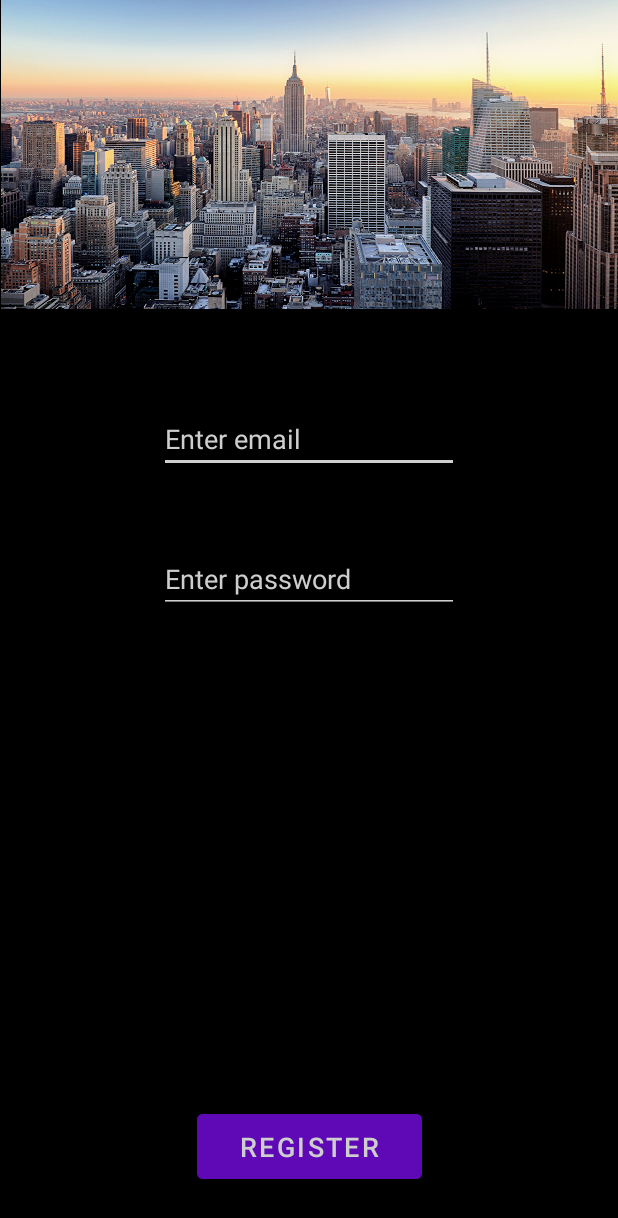
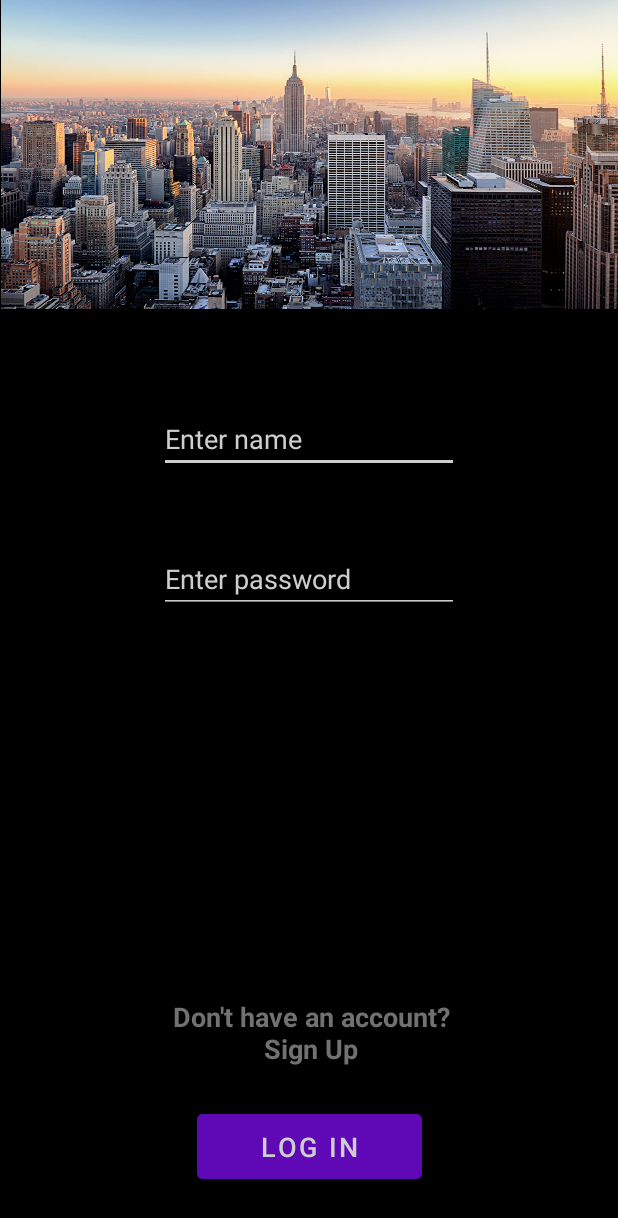
Before and after one commit to nevereverlie/Headway-Rhythm-Project-Mobile, an Android app: the layout activity_log_in.xml on its own in the app's theme, with its tools: preview values and no code run, on a phone screen of 412 x 824 dp. Shown: the top 1218 px of the screen. Run offline under Robolectric (Android 15) with nearby library versions, the phone set to English and light mode, and no system bars; network calls fail.

Commit message:
Implemented user registration and login

```diff
--- a/app/src/main/AndroidManifest.xml
+++ b/app/src/main/AndroidManifest.xml
@@ -16,13 +16,17 @@
         android:supportsRtl="true"
         android:theme="@style/AppTheme">
 
-        <activity android:name=".ui.MainActivity">
+        <activity android:name=".ui.LoginActivity">
             <intent-filter>
                 <action android:name="android.intent.action.MAIN" />
 
                 <category android:name="android.intent.category.LAUNCHER" />
             </intent-filter>
         </activity>
+
+        <activity android:name=".ui.MainActivity" />
+
+        <activity android:name=".ui.SignUpActivity" />
 
         <activity android:name=".ui.ProfileActivity" />
 
--- a/app/src/main/java/com/blincheck/headwayrhythmproject/presenter/BasePresenter.kt
+++ b/app/src/main/java/com/blincheck/headwayrhythmproject/presenter/BasePresenter.kt
@@ -22,7 +22,7 @@ abstract class BasePresenter<V : BaseView>() {
         view = null
     }
 
-    fun onError(error: Throwable) {
+    open fun onError(error: Throwable) {
         Log.d("FNP", "Error: $error")
     }
 }
--- a/app/src/main/res/layout/registration_screen.xml
+++ b/app/src/main/res/layout/activity_log_in.xml
@@ -17,21 +17,20 @@
         app:srcCompat="@drawable/profile_background_temp" />
 
     <EditText
-        android:id="@+id/emailEditText"
-        android:inputType="textEmailAddress"
+        android:id="@+id/nameEditText"
+        android:layout_width="200dp"
+        android:layout_height="wrap_content"
+        android:layout_marginLeft="4dp"
+        android:layout_marginTop="64dp"
+        android:layout_marginRight="4dp"
+        android:backgroundTint="#CFCECE"
+        android:hint="Enter name"
+        android:inputType="text"
         android:textColor="#CFCECE"
         android:textColorHint="#CFCECE"
-        android:backgroundTint="#CFCECE"
-        android:layout_width="200dp"
-        android:layout_height="wrap_content"
-        android:layout_marginTop="64dp"
-        android:layout_marginLeft="4dp"
-        android:layout_marginRight="4dp"
-        android:layout_marginBottom="4dp"
         app:layout_constraintEnd_toEndOf="parent"
         app:layout_constraintStart_toStartOf="parent"
-        app:layout_constraintTop_toBottomOf="@+id/imageView2"
-        android:hint="Enter email" />
+        app:layout_constraintTop_toBottomOf="@+id/imageView2" />
 
     <EditText
         android:id="@+id/passwordEditText"
@@ -47,7 +46,7 @@
         android:layout_marginBottom="4dp"
         app:layout_constraintEnd_toEndOf="parent"
         app:layout_constraintStart_toStartOf="parent"
-        app:layout_constraintTop_toBottomOf="@+id/emailEditText"
+        app:layout_constraintTop_toBottomOf="@+id/nameEditText"
         android:hint="Enter password" />
 
     <Button
@@ -56,10 +55,25 @@
         android:layout_height="55dp"
         android:layout_marginBottom="32dp"
         android:backgroundTint="#5F09B6"
-        android:text="Register"
+        android:text="Log In"
         android:textColor="#CFCECE"
         android:textSize="18sp"
         app:layout_constraintBottom_toBottomOf="parent"
         app:layout_constraintEnd_toEndOf="parent"
         app:layout_constraintStart_toStartOf="parent" />
+
+    <TextView
+        android:id="@+id/signUpTextView"
+        android:layout_width="196dp"
+        android:layout_height="51dp"
+        android:layout_marginBottom="20dp"
+        android:text="Don't have an account? Sign Up"
+        android:textAlignment="center"
+        android:textColor="#717171"
+        android:textSize="18sp"
+        android:textStyle="bold"
+        app:layout_constraintBottom_toTopOf="@+id/submitButton"
+        app:layout_constraintEnd_toEndOf="@+id/submitButton"
+        app:layout_constraintHorizontal_bias="0.482"
+        app:layout_constraintStart_toStartOf="@+id/submitButton" />
 </androidx.constraintlayout.widget.ConstraintLayout>
```
Also changed, not shown: app/src/main/java/com/blincheck/headwayrhythmproject/enity/LoginRequest.kt (added, +8 -0 lines), app/src/main/java/com/blincheck/headwayrhythmproject/enity/LoginResponse.kt (added, +8 -0 lines), app/src/main/java/com/blincheck/headwayrhythmproject/presenter/LoginPresenter.kt (added, +29 -0 lines), app/src/main/java/com/blincheck/headwayrhythmproject/presenter/ProfilePresenter.kt (+7 -3 lines), app/src/main/java/com/blincheck/headwayrhythmproject/presenter/SignUpPresenter.kt (added, +43 -0 lines), app/src/main/java/com/blincheck/headwayrhythmproject/repository/UserRepository.kt (+10 -2 lines), app/src/main/java/com/blincheck/headwayrhythmproject/repository/WebService.kt (+12 -1 lines), app/src/main/java/com/blincheck/headwayrhythmproject/ui/LoginActivity.kt (added, +57 -0 lines), app/src/main/java/com/blincheck/headwayrhythmproject/ui/ProfileActivity.kt (+21 -3 lines), app/src/main/java/com/blincheck/headwayrhythmproject/ui/SignUpActivity.kt (added, +43 -0 lines), app/src/main/res/layout/activity_profile.xml (+16 -1 lines), app/src/main/res/layout/activity_sign_up.xml (added, +64 -0 lines).
